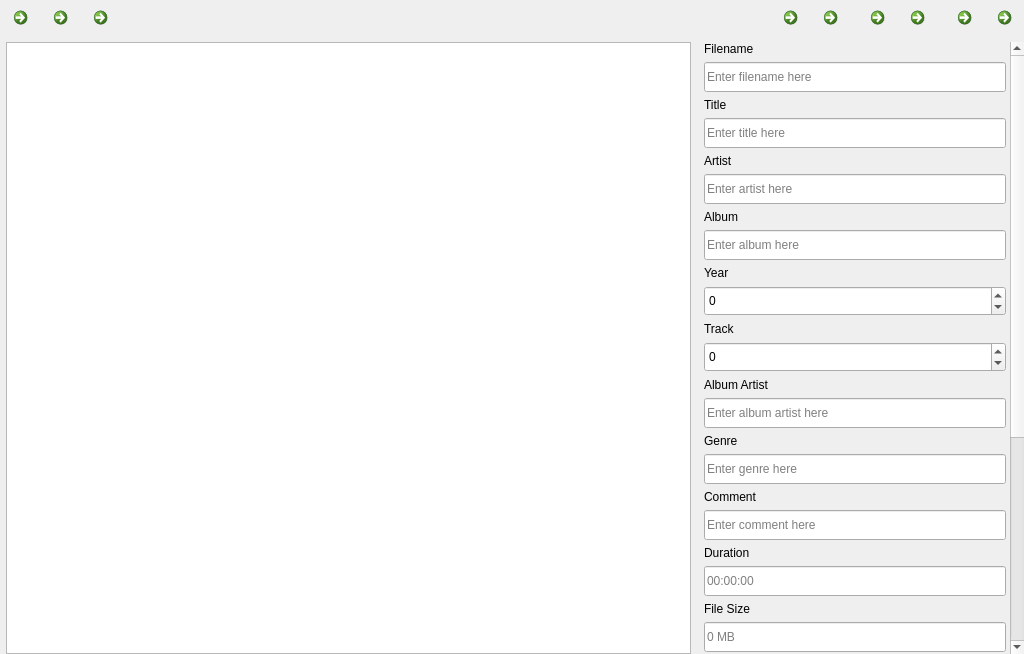
First picture: the form in NickvisionTagger/UI/Views/TaggerPage.ui, repository NickvisionApps/Tagger, before the edit.
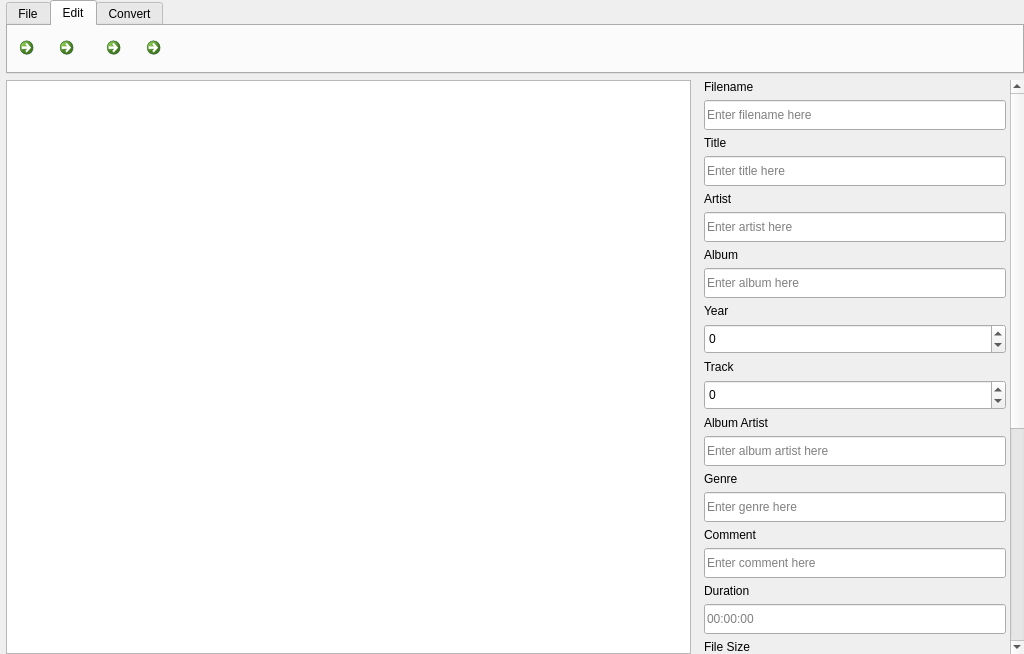
Second picture: the form after the edit. The open tabs and pages were chosen to show the change. Icons and pictures are not drawn.

What changed in the file:
```diff
--- a/NickvisionTagger/UI/Views/TaggerPage.ui
+++ b/NickvisionTagger/UI/Views/TaggerPage.ui
@@ -24,7 +24,30 @@
     <number>0</number>
    </property>
    <item>
-    <layout class="QHBoxLayout" name="toolbar">
+    <widget class="QTabWidget" name="ribbon">
+     <property name="sizePolicy">
+      <sizepolicy hsizetype="Minimum" vsizetype="Minimum">
+       <horstretch>0</horstretch>
+       <verstretch>0</verstretch>
+      </sizepolicy>
+     </property>
+     <widget class="QWidget" name="tabFile">
+      <attribute name="title">
+       <string>File</string>
+      </attribute>
+      <layout class="QHBoxLayout" name="horizontalLayout_2">
+       <property name="leftMargin">
+        <number>4</number>
+       </property>
+       <property name="topMargin">
+        <number>4</number>
+       </property>
+       <property name="rightMargin">
+        <number>4</number>
+       </property>
+       <property name="bottomMargin">
+        <number>4</number>
+       </property>
      <item>
       <widget class="QCommandLinkButton" name="btnOpenMusicFolder">
        <property name="maximumSize">
@@ -86,18 +109,37 @@
       </widget>
      </item>
      <item>
-      <spacer name="horizontalSpacer">
+        <spacer name="horizontalSpacer_2">
        <property name="orientation">
         <enum>Qt::Horizontal</enum>
        </property>
        <property name="sizeHint" stdset="0">
         <size>
-         <width>0</width>
-         <height>0</height>
+           <width>40</width>
+           <height>20</height>
         </size>
        </property>
       </spacer>
      </item>
+      </layout>
+     </widget>
+     <widget class="QWidget" name="tabEdit">
+      <attribute name="title">
+       <string>Edit</string>
+      </attribute>
+      <layout class="QHBoxLayout" name="horizontalLayout_3">
+       <property name="leftMargin">
+        <number>4</number>
+       </property>
+       <property name="topMargin">
+        <number>4</number>
+       </property>
+       <property name="rightMargin">
+        <number>4</number>
+       </property>
+       <property name="bottomMargin">
+        <number>4</number>
+       </property>
      <item>
       <widget class="QCommandLinkButton" name="btnSaveTags">
        <property name="maximumSize">
@@ -195,21 +237,37 @@
       </widget>
      </item>
      <item>
-      <widget class="QWidget" name="separator2" native="true">
-       <property name="minimumSize">
-        <size>
-         <width>1</width>
-         <height>0</height>
-        </size>
-       </property>
-       <property name="maximumSize">
+        <spacer name="horizontalSpacer_3">
+         <property name="orientation">
+          <enum>Qt::Horizontal</enum>
+         </property>
+         <property name="sizeHint" stdset="0">
         <size>
-         <width>1</width>
-         <height>16777215</height>
-        </size>
-       </property>
-      </widget>
-     </item>
+           <width>40</width>
+           <height>20</height>
+          </size>
+         </property>
+        </spacer>
+       </item>
+      </layout>
+     </widget>
+     <widget class="QWidget" name="tabConvert">
+      <attribute name="title">
+       <string>Convert</string>
+      </attribute>
+      <layout class="QHBoxLayout" name="horizontalLayout_4">
+       <property name="leftMargin">
+        <number>4</number>
+       </property>
+       <property name="topMargin">
+        <number>4</number>
+       </property>
+       <property name="rightMargin">
+        <number>4</number>
+       </property>
+       <property name="bottomMargin">
+        <number>4</number>
+       </property>
      <item>
       <widget class="QCommandLinkButton" name="btnFilenameToTag">
        <property name="maximumSize">
@@ -250,7 +308,22 @@
        </property>
       </widget>
      </item>
-    </layout>
+       <item>
+        <spacer name="horizontalSpacer">
+         <property name="orientation">
+          <enum>Qt::Horizontal</enum>
+         </property>
+         <property name="sizeHint" stdset="0">
+          <size>
+           <width>40</width>
+           <height>20</height>
+          </size>
+         </property>
+        </spacer>
+       </item>
+      </layout>
+     </widget>
+    </widget>
    </item>
    <item>
     <layout class="QHBoxLayout" name="horizontalLayout">
@@ -268,7 +341,7 @@
       </widget>
      </item>
      <item>
-      <widget class="QWidget" name="separator3" native="true">
+      <widget class="QWidget" name="separator2" native="true">
        <property name="minimumSize">
         <size>
          <width>1</width>
```
Lines whose indentation alone changed are shown as unchanged.
